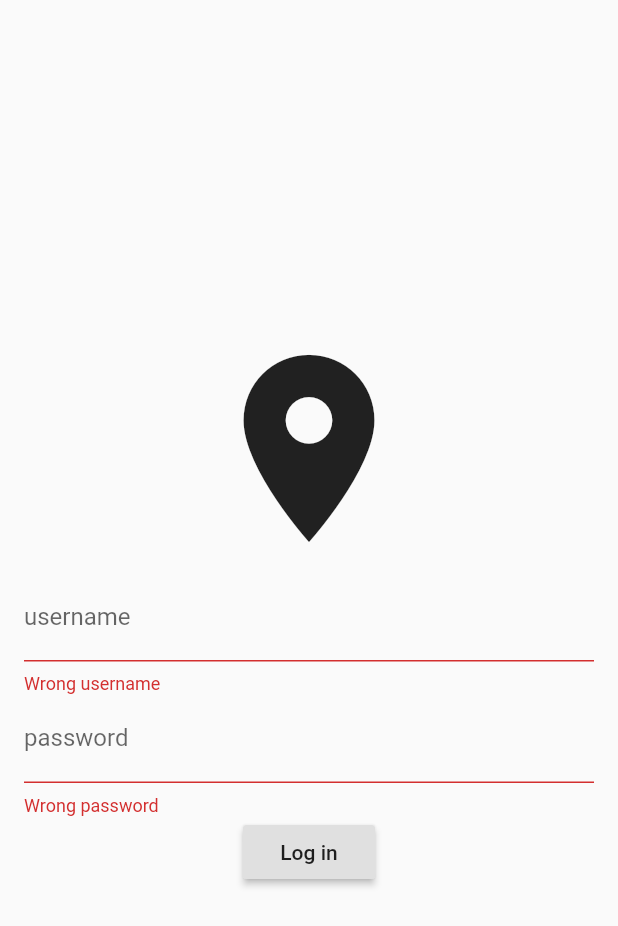
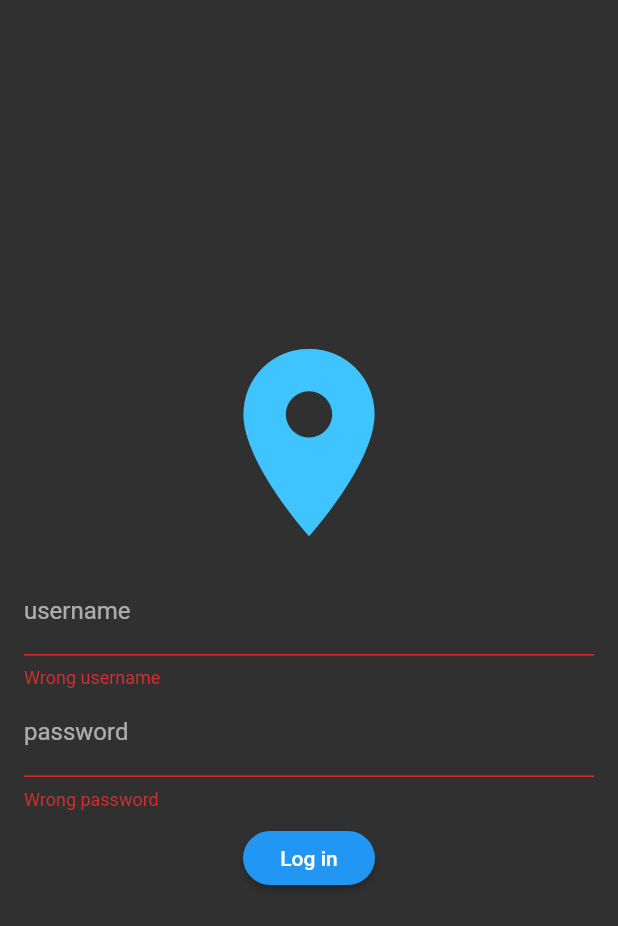
Before and after one commit to cezaryzelisko/gps-tracker-mobile, a Flutter app: the screen it shows after launch, on a phone screen of 412 x 824 dp. Shown: the top 926 px of the screen. Run offline on Flutter 3.47's test engine with Material 2 defaults, Android fonts, the phone set to English and light mode, and no system bars; our stand-ins replace flutter_map, latlong; accounts and stored records are empty.

Commit message:
app theme formatting

```diff
--- a/lib/main.dart
+++ b/lib/main.dart
@@ -22,10 +22,7 @@ class MyApp extends StatelessWidget {
       child: Consumer<UserProvider>(
         builder: (context, userProvider, child) => MaterialApp(
           title: 'GPS Tracker',
-          theme: ThemeData(
-            primarySwatch: Colors.blue,
-            visualDensity: VisualDensity.adaptivePlatformDensity,
-          ),
+          theme: _theme,
           home: userProvider.user.isLoggedIn() ? HomeScreen() : LoginScreen(),
           routes: {
             MapScreen.ROUTE_NAME: (ctx) => MapScreen(),
@@ -35,3 +32,16 @@ class MyApp extends StatelessWidget {
     );
   }
 }
+
+var _theme = ThemeData(
+  visualDensity: VisualDensity.adaptivePlatformDensity,
+  primarySwatch: Colors.blue,
+  primaryColorBrightness: Brightness.dark,
+  brightness: Brightness.dark,
+  accentColor: Colors.lightBlue,
+  toggleableActiveColor: Colors.blue,
+  iconTheme: IconThemeData(color: Colors.lightBlueAccent),
+  buttonTheme: ButtonThemeData(
+    shape: RoundedRectangleBorder(borderRadius: BorderRadius.circular(50)),
+  ),
+);
--- a/lib/screens/login_screen.dart
+++ b/lib/screens/login_screen.dart
@@ -69,6 +69,7 @@ class _LoginScreenState extends State<LoginScreen> {
                     onSaved: (newValue) => _password = newValue,
                     obscureText: true,
                   ),
+                  SizedBox(height: 8),
                   RaisedButton(
                     child: Text('Log in'),
                     onPressed: () => loginHandler(userProvider),
--- a/lib/widgets/filters_menu.dart
+++ b/lib/widgets/filters_menu.dart
@@ -68,7 +68,7 @@ class FiltersMenuState extends State<FiltersMenu> {
           },
         ),
         ListTile(
-          title: Text('custom date'),
+          title: Text('custom date:'),
           leading: Radio<FiltersOptions>(
             value: FiltersOptions.date,
             groupValue: _option,
@@ -79,6 +79,7 @@ class FiltersMenuState extends State<FiltersMenu> {
             },
           ),
           trailing: FlatButton(
+            color: Theme.of(context).accentColor,
             child: Text(formatDate(date)),
             onPressed: _dateEnabled
                 ? () async {
```
Also changed, not shown: lib/screens/home_screen.dart (+5 -5 lines), lib/screens/map_screen.dart (+5 -12 lines).
